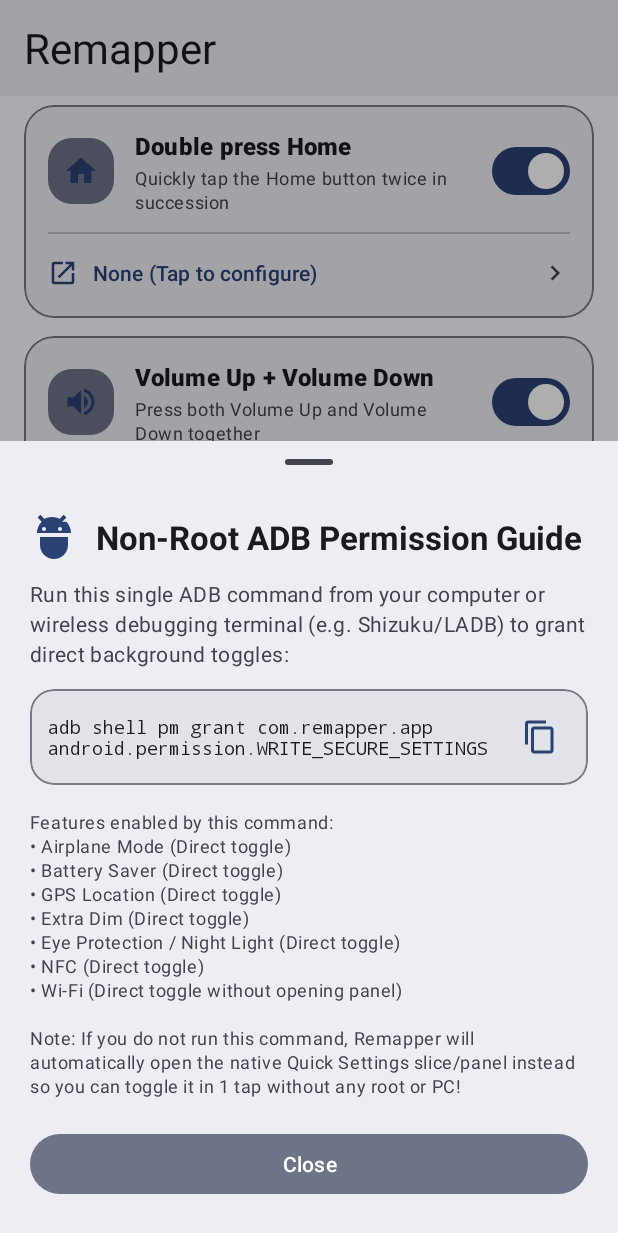
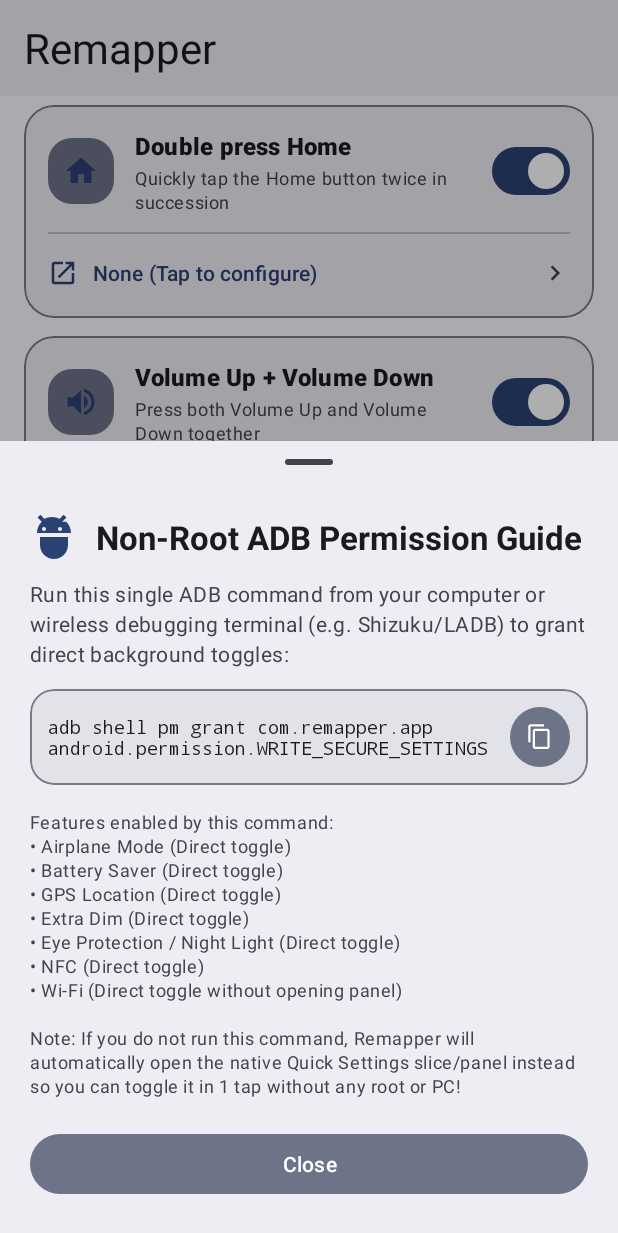
Before and after one commit to fayyeon/Remapper, an Android app: the fragment AdbGuideBottomSheet placed in its activity, on a phone screen of 412 x 824 dp. Shown: the top 1233 px of the screen. Run offline under Robolectric (Android 15) with nearby library versions, the phone set to English and light mode, and no system bars.

Commit message:
Fix Material3 button style in bottom_sheet_adb_guide

```diff
--- a/app/src/main/res/layout/bottom_sheet_adb_guide.xml
+++ b/app/src/main/res/layout/bottom_sheet_adb_guide.xml
@@ -94,7 +94,7 @@
                     app:icon="@drawable/ic_copy"
                     app:iconGravity="textStart"
                     app:iconPadding="0dp"
-                    style="@style/Widget.Material3.Button.IconButton.FilledTonal" />
+                    style="@style/Widget.Material3.Button.TonalButton" />
 
             </LinearLayout>
 
```
